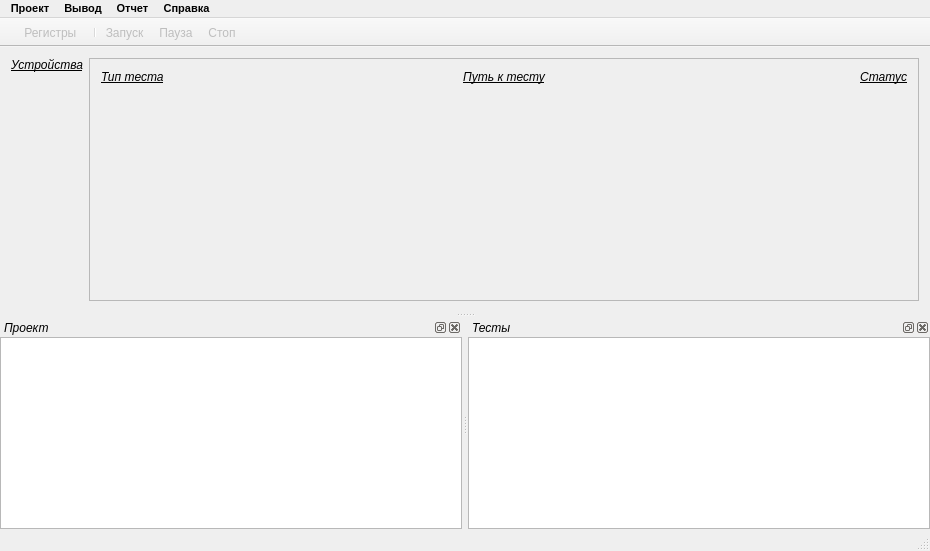
The window that tgca/mainwindow.ui (Veala/host_tgca-for-t_hsc) describes before a commit, drawn with Qt 5.
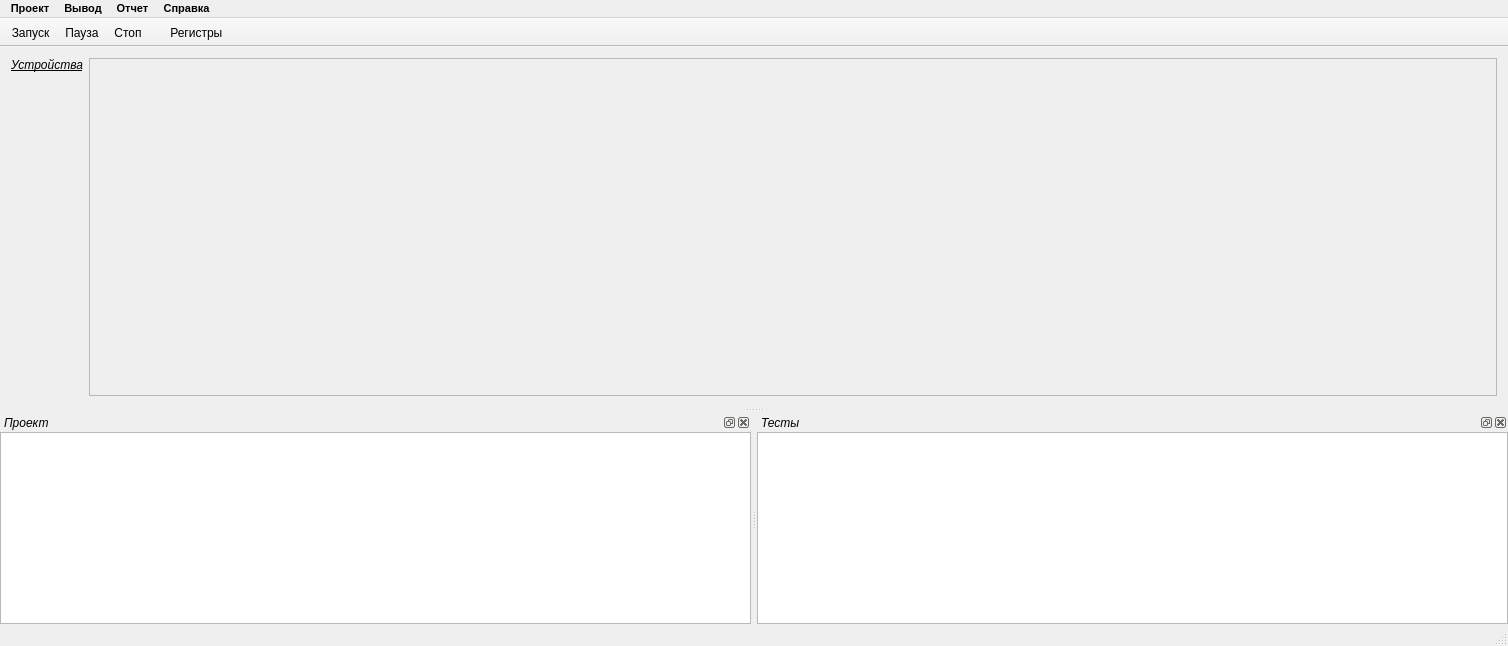
The same window after the commit. Icons and pictures are not drawn.

```diff
--- a/tgca/mainwindow.ui
+++ b/tgca/mainwindow.ui
@@ -6,8 +6,8 @@
    <rect>
     <x>0</x>
     <y>0</y>
-    <width>930</width>
-    <height>551</height>
+    <width>1508</width>
+    <height>646</height>
    </rect>
   </property>
   <property name="windowTitle">
@@ -70,68 +70,11 @@
         <rect>
          <x>0</x>
          <y>0</y>
-         <width>813</width>
-         <height>200</height>
+         <width>1418</width>
+         <height>327</height>
         </rect>
        </property>
        <layout class="QVBoxLayout" name="verticalLayout">
-        <item>
-         <layout class="QHBoxLayout" name="horizontalLayout">
-          <item>
-           <widget class="QLabel" name="labelTestsTitle">
-            <property name="font">
-             <font>
-              <weight>50</weight>
-              <italic>true</italic>
-              <bold>false</bold>
-              <underline>true</underline>
-             </font>
-            </property>
-            <property name="contextMenuPolicy">
-             <enum>Qt::CustomContextMenu</enum>
-            </property>
-            <property name="text">
-             <string>Тип теста</string>
-            </property>
-            <property name="alignment">
-             <set>Qt::AlignLeading|Qt::AlignLeft|Qt::AlignVCenter</set>
-            </property>
-           </widget>
-          </item>
-          <item>
-           <widget class="QLabel" name="label">
-            <property name="font">
-             <font>
-              <italic>true</italic>
-              <underline>true</underline>
-             </font>
-            </property>
-            <property name="text">
-             <string>Путь к тесту</string>
-            </property>
-            <property name="alignment">
-             <set>Qt::AlignCenter</set>
-            </property>
-           </widget>
-          </item>
-          <item>
-           <widget class="QLabel" name="label_2">
-            <property name="font">
-             <font>
-              <italic>true</italic>
-              <underline>true</underline>
-             </font>
-            </property>
-            <property name="text">
-             <string>Статус</string>
-            </property>
-            <property name="alignment">
-             <set>Qt::AlignRight|Qt::AlignTrailing|Qt::AlignVCenter</set>
-            </property>
-           </widget>
-          </item>
-         </layout>
-        </item>
         <item>
          <layout class="QVBoxLayout" name="tests"/>
         </item>
@@ -183,19 +126,18 @@
    <attribute name="toolBarBreak">
     <bool>false</bool>
    </attribute>
-   <addaction name="actConfiguration"/>
-   <addaction name="separator"/>
    <addaction name="actRun"/>
    <addaction name="actPause"/>
    <addaction name="actStop"/>
+   <addaction name="actConfiguration"/>
   </widget>
   <widget class="QMenuBar" name="menuBar">
    <property name="geometry">
     <rect>
      <x>0</x>
      <y>0</y>
-     <width>930</width>
-     <height>22</height>
+     <width>1508</width>
+     <height>18</height>
     </rect>
    </property>
    <property name="font">
@@ -341,15 +283,20 @@
       <number>0</number>
      </property>
      <item row="0" column="0">
-      <widget class="QTextBrowser" name="testBrowser"/>
+      <widget class="QTextBrowser" name="testBrowser">
+       <property name="html">
+        <string>&lt;!DOCTYPE HTML PUBLIC &quot;-//W3C//DTD HTML 4.0//EN&quot; &quot;http://www.w3.org/TR/REC-html40/strict.dtd&quot;&gt;
+&lt;html&gt;&lt;head&gt;&lt;meta name=&quot;qrichtext&quot; content=&quot;1&quot; /&gt;&lt;style type=&quot;text/css&quot;&gt;
+p, li { white-space: pre-wrap; }
+&lt;/style&gt;&lt;/head&gt;&lt;body style=&quot; font-family:'MS Shell Dlg 2'; font-size:8.25pt; font-weight:400; font-style:italic;&quot;&gt;
+&lt;p style=&quot;-qt-paragraph-type:empty; margin-top:0px; margin-bottom:0px; margin-left:0px; margin-right:0px; -qt-block-indent:0; text-indent:0px; font-family:'Sans'; font-size:10pt;&quot;&gt;&lt;br /&gt;&lt;/p&gt;&lt;/body&gt;&lt;/html&gt;</string>
+       </property>
+      </widget>
      </item>
     </layout>
    </widget>
   </widget>
   <action name="actConfiguration">
-   <property name="enabled">
-    <bool>false</bool>
-   </property>
    <property name="icon">
     <iconset resource="tgca.qrc">
      <normaloff>:/pictogram/calculator_8158.png</normaloff>:/pictogram/calculator_8158.png</iconset>
@@ -473,9 +420,6 @@
    </property>
   </action>
   <action name="actRun">
-   <property name="enabled">
-    <bool>false</bool>
-   </property>
    <property name="icon">
     <iconset resource="tgca.qrc">
      <normaloff>:/pictogram/gtk-media-play-ltr_8717.png</normaloff>:/pictogram/gtk-media-play-ltr_8717.png</iconset>
@@ -521,9 +465,6 @@
    </property>
   </action>
   <action name="actPause">
-   <property name="enabled">
-    <bool>false</bool>
-   </property>
    <property name="icon">
     <iconset resource="tgca.qrc">
      <normaloff>:/pictogram/gtk-media-pause_2289.png</normaloff>:/pictogram/gtk-media-pause_2289.png</iconset>
@@ -536,9 +477,6 @@
    </property>
   </action>
   <action name="actStop">
-   <property name="enabled">
-    <bool>false</bool>
-   </property>
    <property name="icon">
     <iconset resource="tgca.qrc">
      <normaloff>:/pictogram/gtk-media-stop_9402.png</normaloff>:/pictogram/gtk-media-stop_9402.png</iconset>
```
Left out of the diff: 107 changed lines with no effect on the pictures.
